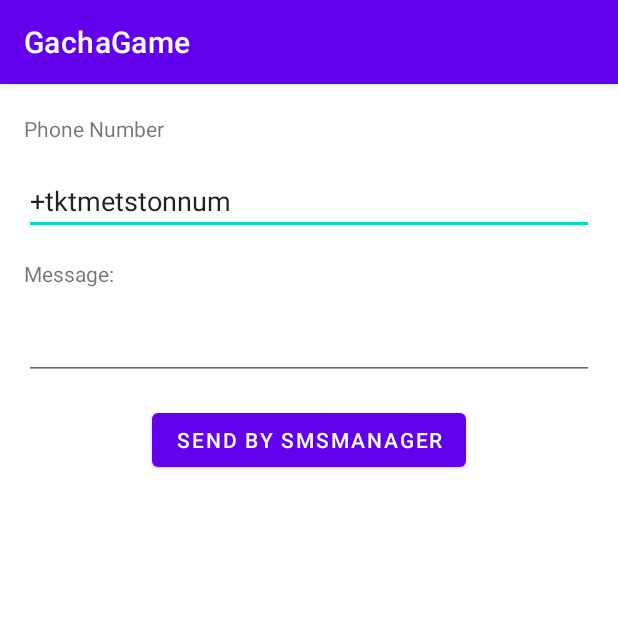
After one commit to Antoine-Bouche/appAndroid, an Android app: the MessageActivity screen opened directly, with no data from a screen before it, on a phone screen of 412 x 824 dp, the top half of it. The commit adds this screen. Run offline under Robolectric (Android 15) with nearby library versions, the phone set to English and light mode, and no system bars.

Commit message:
ajout de fonctionalité

```diff
--- /dev/null
+++ b/app/src/main/java/com/example/gachagame/DetailsActivity.java
@@ -0,0 +1,5 @@
+package com.example.gachagame;
+
+public class DetailsActivity {
+
+}
--- /dev/null
+++ b/app/src/main/res/layout/actvity_message.xml
@@ -0,0 +1,80 @@
+<?xml version="1.0" encoding="utf-8"?>
+<androidx.constraintlayout.widget.ConstraintLayout
+    xmlns:android="http://schemas.android.com/apk/res/android"
+    xmlns:app="http://schemas.android.com/apk/res-auto"
+    xmlns:tools="http://schemas.android.com/tools"
+    android:layout_width="match_parent"
+    android:layout_height="match_parent"
+    tools:context=".MainActivity">
+
+    <TextView
+        android:id="@+id/textView"
+        android:layout_width="0dp"
+        android:layout_height="wrap_content"
+        android:layout_marginStart="16dp"
+        android:layout_marginLeft="16dp"
+        android:layout_marginTop="20dp"
+        android:layout_marginEnd="16dp"
+        android:layout_marginRight="16dp"
+        android:text="Phone Number"
+        app:layout_constraintEnd_toEndOf="parent"
+        app:layout_constraintStart_toStartOf="parent"
+        app:layout_constraintTop_toTopOf="parent" />
+
+    <EditText
+        android:id="@+id/editText_phoneNumber"
+        android:layout_width="0dp"
+        android:layout_height="wrap_content"
+        android:layout_marginStart="16dp"
+        android:layout_marginLeft="16dp"
+        android:layout_marginTop="16dp"
+        android:layout_marginEnd="16dp"
+        android:layout_marginRight="16dp"
+        android:ems="10"
+        android:hint="Phone Number"
+        android:inputType="phone"
+        android:text="+tktmetstonnum"
+        app:layout_constraintEnd_toEndOf="parent"
+        app:layout_constraintStart_toStartOf="parent"
+        app:layout_constraintTop_toBottomOf="@+id/textView" />
+
+    <TextView
+        android:id="@+id/textView2"
+        android:layout_width="0dp"
+        android:layout_height="wrap_content"
+        android:layout_marginStart="16dp"
+        android:layout_marginLeft="16dp"
+        android:layout_marginTop="16dp"
+        android:layout_marginEnd="16dp"
+        android:layout_marginRight="16dp"
+        android:text="Message:"
+        app:layout_constraintEnd_toEndOf="parent"
+        app:layout_constraintStart_toStartOf="parent"
+        app:layout_constraintTop_toBottomOf="@+id/editText_phoneNumber" />
+
+    <EditText
+        android:id="@+id/editText_message"
+        android:layout_width="0dp"
+        android:layout_height="wrap_content"
+        android:layout_marginStart="16dp"
+        android:layout_marginLeft="16dp"
+        android:layout_marginTop="16dp"
+        android:layout_marginEnd="16dp"
+        android:layout_marginRight="16dp"
+        android:ems="10"
+        android:inputType="text"
+        app:layout_constraintEnd_toEndOf="parent"
+        app:layout_constraintStart_toStartOf="parent"
+        app:layout_constraintTop_toBottomOf="@+id/textView2" />
+
+    <Button
+        android:id="@+id/button_send"
+        android:layout_width="wrap_content"
+        android:layout_height="wrap_content"
+        android:layout_marginTop="16dp"
+        android:text="Send By SmsManager"
+        app:layout_constraintEnd_toEndOf="parent"
+        app:layout_constraintStart_toStartOf="parent"
+        app:layout_constraintTop_toBottomOf="@+id/editText_message" />
+
+</androidx.constraintlayout.widget.ConstraintLayout>
```
Also changed, not shown: app/src/main/AndroidManifest.xml (+8 -1 lines), app/src/main/java/com/example/gachagame/EncyclopediaActivity.java (added, +44 -0 lines), app/src/main/java/com/example/gachagame/GameActivity.java (+27 -0 lines), app/src/main/java/com/example/gachagame/MessageActivity.java (added, +144 -0 lines), app/src/main/java/com/example/gachagame/Models/Monster.java (+8 -0 lines), app/src/main/java/com/example/gachagame/Models/MonsterList.java (+9 -0 lines), app/src/main/res/layout/activity_encyclopedia.xml (added, +14 -0 lines), app/src/main/res/layout/activity_game.xml (+8 -0 lines), app/src/main/java/com/example/gachagame/Models/Joueur.java (line endings or trailing spaces).
